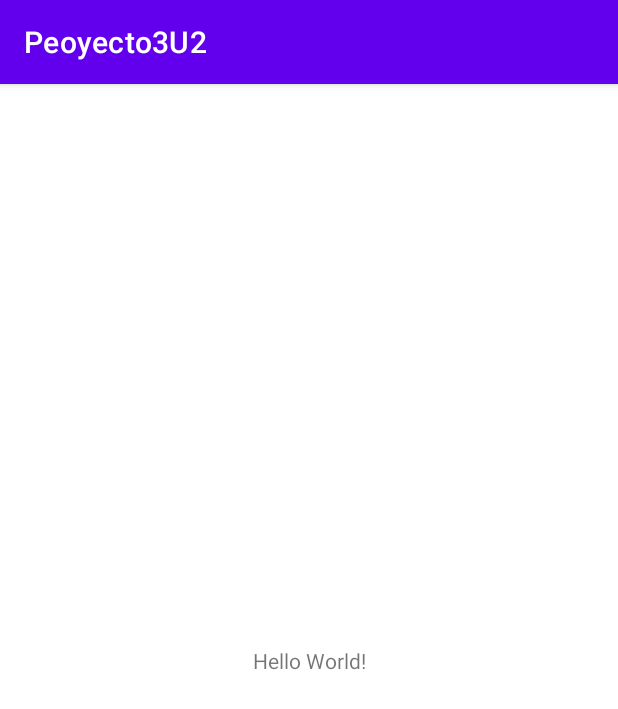
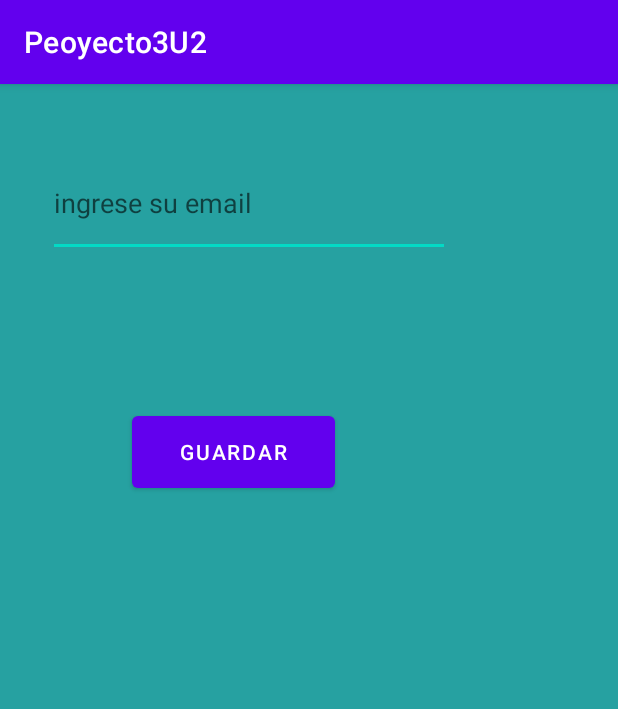
Before and after one commit to MarceloLSotoR/Proyecto3U2, an Android app: the screen it shows after launch (MainActivity), on a phone screen of 412 x 824 dp. Shown: the top 709 px of the screen. Run offline under Robolectric (Android 15) with nearby library versions, the phone set to English and light mode, and no system bars.

Commit message:
SharedPreferences terminado

```diff
--- a/app/src/main/AndroidManifest.xml
+++ b/app/src/main/AndroidManifest.xml
@@ -14,6 +14,13 @@
         tools:targetApi="31">
         <activity
             android:name=".MainActivity"
+            android:exported="false">
+            <meta-data
+                android:name="android.app.lib_name"
+                android:value="" />
+        </activity>
+        <activity
+            android:name=".MainActivity"
             android:exported="true">
             <intent-filter>
                 <action android:name="android.intent.action.MAIN" />
--- a/app/src/main/java/com/msotor/peoyecto3u2/MainActivity.java
+++ b/app/src/main/java/com/msotor/peoyecto3u2/MainActivity.java
@@ -2,13 +2,34 @@ package com.msotor.peoyecto3u2;
 
 import androidx.appcompat.app.AppCompatActivity;
 
+import android.content.Context;
+import android.content.SharedPreferences;
 import android.os.Bundle;
+import android.view.View;
+import android.widget.EditText;
 
 public class MainActivity extends AppCompatActivity {
+
+    private EditText et1;
 
     @Override
     protected void onCreate(Bundle savedInstanceState) {
         super.onCreate(savedInstanceState);
         setContentView(R.layout.activity_main);
+
+        et1 = (EditText) findViewById(R.id.txt_mail);
+
+        SharedPreferences preferences = getSharedPreferences( "datos", Context.MODE_PRIVATE);
+        et1.setText(preferences.getString("mail", ""));
     }
+         //metodo para el boton guardar
+
+    public void Guardar(View view){
+        SharedPreferences preferencias = getSharedPreferences("datos", Context.MODE_PRIVATE);
+        SharedPreferences.Editor Obj_editor = preferencias.edit();
+        Obj_editor.putString("mail", et1.getText().toString());
+        Obj_editor.commit();
+        finish();
+    }
+
 }
--- a/app/src/main/res/layout/activity_main.xml
+++ b/app/src/main/res/layout/activity_main.xml
@@ -4,15 +4,30 @@
     xmlns:tools="http://schemas.android.com/tools"
     android:layout_width="match_parent"
     android:layout_height="match_parent"
+    android:background="#26A1A1"
     tools:context=".MainActivity">
 
-    <TextView
-        android:layout_width="wrap_content"
-        android:layout_height="wrap_content"
-        android:text="Hello World!"
-        app:layout_constraintBottom_toBottomOf="parent"
-        app:layout_constraintEnd_toEndOf="parent"
+    <EditText
+        android:id="@+id/txt_mail"
+        android:layout_width="268dp"
+        android:layout_height="71dp"
+        android:layout_marginStart="32dp"
+        android:layout_marginTop="44dp"
+        android:ems="10"
+        android:hint="@string/txt_mail"
+        android:inputType="textEmailAddress"
         app:layout_constraintStart_toStartOf="parent"
         app:layout_constraintTop_toTopOf="parent" />
 
+    <Button
+        android:id="@+id/button"
+        android:layout_width="135dp"
+        android:layout_height="60dp"
+        android:layout_marginStart="88dp"
+        android:layout_marginTop="100dp"
+        android:onClick="Guardar"
+        android:text="@string/button"
+        app:layout_constraintStart_toStartOf="parent"
+        app:layout_constraintTop_toBottomOf="@+id/txt_mail" />
+
 </androidx.constraintlayout.widget.ConstraintLayout>
--- a/app/src/main/res/values/strings.xml
+++ b/app/src/main/res/values/strings.xml
@@ -1,3 +1,5 @@
 <resources>
     <string name="app_name">Peoyecto3U2</string>
+    <string name="txt_mail">ingrese su email </string>
+    <string name="button">Guardar</string>
 </resources>
```
